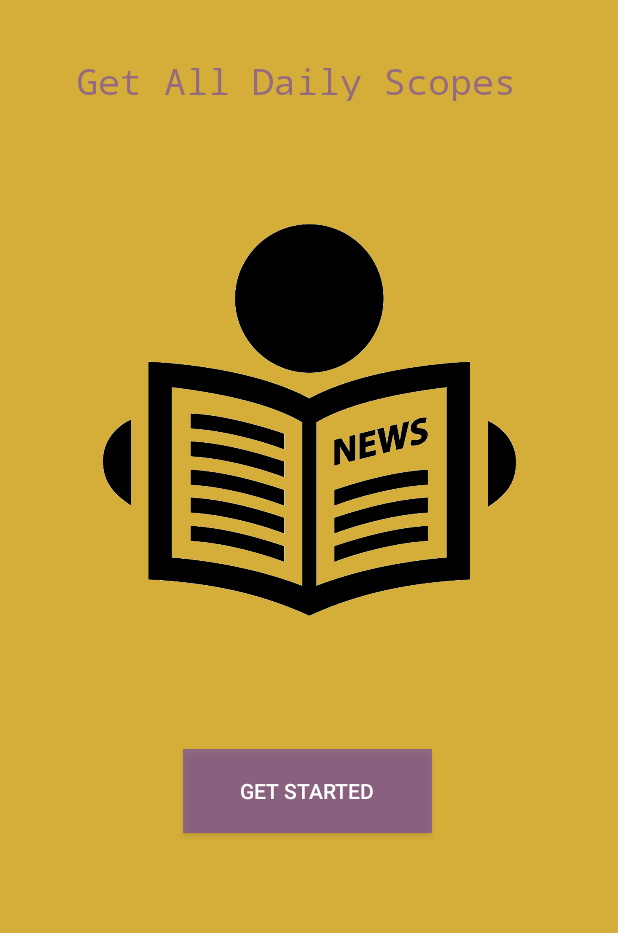
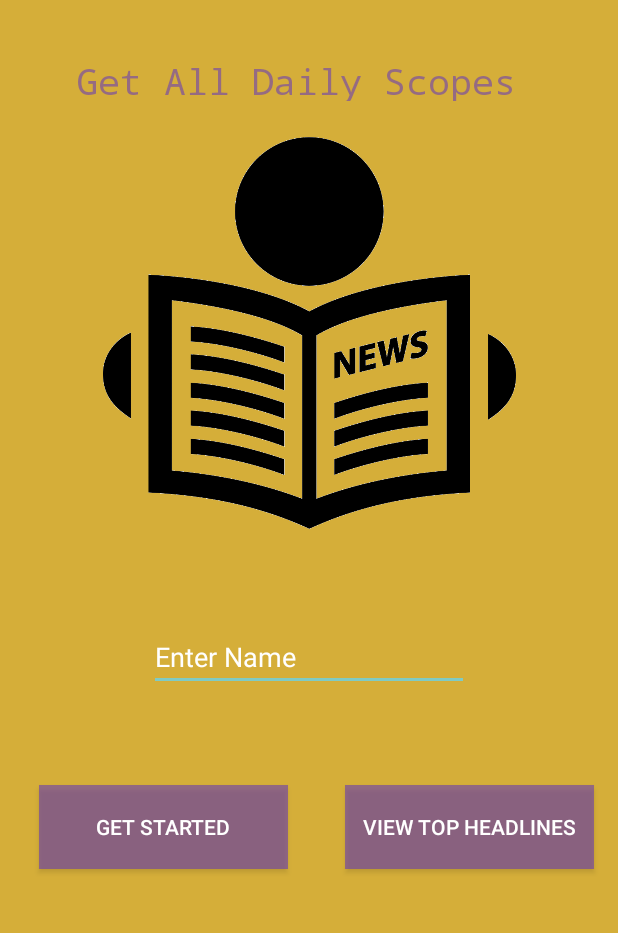
Before and after one commit to ShemBrooklyne/NewsUpdate, an Android app: the screen it shows after launch (MainActivity), on a phone screen of 412 x 824 dp, the part 296-1229 px from its top. Run offline under Robolectric (Android 15) with nearby library versions, the light colour scheme and no system bars; our stand-ins replace ButterKnife.

Commit message:
Added text views

```diff
--- a/app/src/main/java/com/moringaschool/newsupdates/MainActivity.java
+++ b/app/src/main/java/com/moringaschool/newsupdates/MainActivity.java
@@ -15,7 +15,9 @@ import butterknife.ButterKnife;
 public class MainActivity extends AppCompatActivity implements View.OnClickListener {
 
 //    @BindView(R.id.userTextView) EditText mUserTextView;
+    @BindView(R.id.editTextPersonName) EditText mEditTextPersonName;
     @BindView(R.id.GetStartedbutton) Button mGetStartedButton;
+    @BindView(R.id.ViewTopHeadlines) Button mViewTopHeadlines;
 
     @Override
     protected void onCreate(Bundle savedInstanceState) {
@@ -24,14 +26,15 @@ public class MainActivity extends AppCompatActivity implements View.OnClickListe
         ButterKnife.bind(this);
 
         mGetStartedButton.setOnClickListener(this);
+        mViewTopHeadlines.setOnClickListener(this);
     }
 
     @Override
     public void onClick(View view) {
         if (view == mGetStartedButton) {
-//            String user = mUserTextView.getText().toString();
+            String user = mEditTextPersonName.getText().toString();
             Intent intent = new Intent(MainActivity.this, NewsUpdateActivity.class);
-//            intent.putExtra("user", user);
+            intent.putExtra("user", user);
             startActivity(intent);
         }
     }
--- a/app/src/main/res/layout/activity_main.xml
+++ b/app/src/main/res/layout/activity_main.xml
@@ -61,7 +61,7 @@
         app:layout_constraintEnd_toEndOf="parent"
         app:layout_constraintStart_toStartOf="parent"
         app:layout_constraintTop_toBottomOf="@+id/textView2"
-        app:layout_constraintVertical_bias="0.212"
+        app:layout_constraintVertical_bias="0.0"
         app:srcCompat="@drawable/insidescope" />
 
     <Button
@@ -72,10 +72,23 @@
         android:text="Get Started"
         app:layout_constraintBottom_toBottomOf="parent"
         app:layout_constraintEnd_toEndOf="parent"
-        app:layout_constraintHorizontal_bias="0.497"
+        app:layout_constraintHorizontal_bias="0.106"
         app:layout_constraintStart_toStartOf="parent"
         app:layout_constraintTop_toBottomOf="@+id/imageView2"
-        app:layout_constraintVertical_bias="0.556" />
+        app:layout_constraintVertical_bias="0.784" />
+
+    <Button
+        android:id="@+id/ViewTopHeadlines"
+        android:layout_width="166dp"
+        android:layout_height="56dp"
+        android:background="#94673AB7"
+        android:text="View Top Headlines"
+        app:layout_constraintBottom_toBottomOf="parent"
+        app:layout_constraintEnd_toEndOf="parent"
+        app:layout_constraintHorizontal_bias="0.698"
+        app:layout_constraintStart_toEndOf="@+id/GetStartedbutton"
+        app:layout_constraintTop_toBottomOf="@+id/imageView2"
+        app:layout_constraintVertical_bias="0.784" />
 
     <TextView
         android:id="@+id/AppName"
@@ -92,4 +105,16 @@
         app:layout_constraintEnd_toEndOf="parent"
         app:layout_constraintStart_toStartOf="parent" />
 
+    <EditText
+        android:id="@+id/editTextPersonName"
+        android:layout_width="wrap_content"
+        android:layout_height="wrap_content"
+        android:ems="10"
+        android:inputType="textPersonName"
+        android:text="Enter Name"
+        app:layout_constraintBottom_toTopOf="@+id/ViewTopHeadlines"
+        app:layout_constraintEnd_toEndOf="parent"
+        app:layout_constraintStart_toStartOf="parent"
+        app:layout_constraintTop_toBottomOf="@+id/imageView2" />
+
 </androidx.constraintlayout.widget.ConstraintLayout>
```
Also changed, not shown: app/src/main/AndroidManifest.xml (+7 -0 lines), app/src/main/java/com/moringaschool/newsupdates/ImageViewActivity.java (added, +53 -0 lines), app/src/main/java/com/moringaschool/newsupdates/ImagesArrayAdapter.java (added, +27 -0 lines), app/src/main/java/com/moringaschool/newsupdates/NewsUpdateActivity.java (+4 -3 lines), app/src/main/res/layout/activity_imageview.xml (+15 -2 lines), app/src/main/res/layout/activity_newsupdate.xml (+14 -0 lines).
